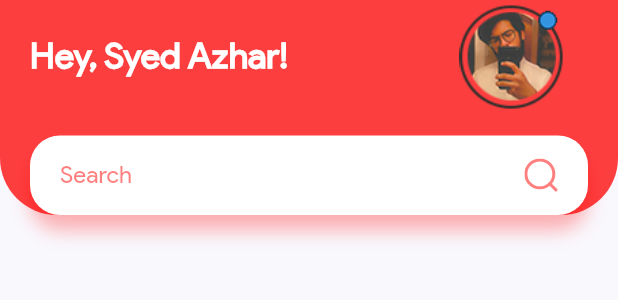
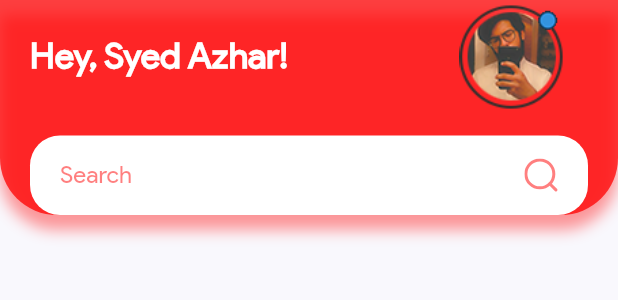
Before and after one commit to sahq-azhar/Flutter-Future_Google-YouTube_UI, a Flutter app: the TopContainer widget shown alone on an empty page, opened directly with empty values, on a phone screen of 412 x 824 dp. Shown: the top 300 px of the screen. Run offline on Flutter 3.47's test engine with Material 2 defaults, Android fonts, the phone set to English and light mode, and no system bars; our stand-ins replace curved_navigation_bar, flutter_custom_clippers, flutter_svg; network calls fail.

Commit message:
Initial Commit

```diff
--- a/lib/pages/detail_page/details_screen.dart
+++ b/lib/pages/detail_page/details_screen.dart
@@ -132,7 +132,7 @@ class DetailsScreen extends StatelessWidget {
                       children: <Widget>[
                         Card(
                           shadowColor: Colors.black,
-                          elevation: 10,
+                          elevation: 11,
                           shape: RoundedRectangleBorder(
                             borderRadius: BorderRadius.circular(15.0),
                           ),
@@ -145,7 +145,7 @@ class DetailsScreen extends StatelessWidget {
                                   borderRadius: BorderRadius.circular(10),
                                   image: DecorationImage(
                                       image: NetworkImage(
-                                          "https://i.ibb.co/VCcCK1q/536592b8fb1c511804017fb7f853157b.jpg"),
+                                          "https://i.ibb.co/KjnDSpg/main-thubnail.jpg"),
                                       fit: BoxFit.cover),
                                 ),
                               ),
--- a/lib/pages/home_page/items/0_top_container.dart
+++ b/lib/pages/home_page/items/0_top_container.dart
@@ -33,6 +33,13 @@ class TopContainer extends StatelessWidget {
                 bottomLeft: Radius.circular(38), //36 likhewa tha
                 bottomRight: Radius.circular(38),
               ),
+              boxShadow: [
+                BoxShadow(
+                  offset: Offset(0, 10),
+                  blurRadius: 8,
+                  color: kPrimaryColor.withOpacity(0.4),
+                ),
+              ],
             ),
             child: Row(
               children: <Widget>[
@@ -70,13 +77,6 @@ class TopContainer extends StatelessWidget {
               decoration: BoxDecoration(
                 color: Colors.white,
                 borderRadius: BorderRadius.circular(20), //search bar ka
-                boxShadow: [
-                  BoxShadow(
-                    offset: Offset(0, 10),
-                    blurRadius: 10,
-                    color: kPrimaryColor.withOpacity(0.3),
-                  ),
-                ],
               ),
               child: Row(
                 children: <Widget>[
--- a/lib/pages/home_page/items/2_main-videos.dart
+++ b/lib/pages/home_page/items/2_main-videos.dart
@@ -53,12 +53,12 @@ class Recommendedvideos extends StatelessWidget {
   Widget _buildPortraitList(BuildContext context, int index) {
     Size size = MediaQuery.of(context).size;
     return Container(
-      padding: const EdgeInsets.fromLTRB(5, 0, 5, 10),
+      padding: const EdgeInsets.fromLTRB(5, 0, 5, 13),
       child: Column(
         children: <Widget>[
           Card(
             shadowColor: Colors.black,
-            elevation: 10,
+            elevation: 11,
             shape: RoundedRectangleBorder(
               borderRadius: BorderRadius.circular(15.0),
             ),
```
Also changed, not shown: lib/data/youtube_data.dart (+4 -4 lines).
